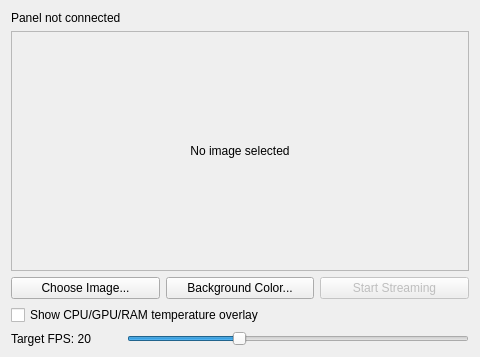
Old version of the form ThermaltakeAIOTab.ui in the repository annoyingprompt24/OpenRGBThermaltakeAIOPlugin.
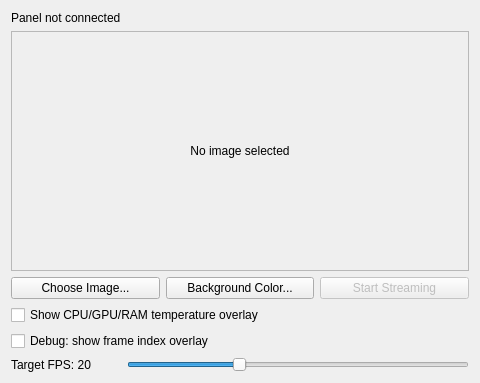
New version of the form.

Commit message: encode JPEG with 4:4:4 chroma subsampling, add debug frame-index overlay

Diff of the .ui file:
```diff
--- a/ThermaltakeAIOTab.ui
+++ b/ThermaltakeAIOTab.ui
@@ -75,6 +75,16 @@
      </property>
     </widget>
    </item>
+   <item>
+    <widget class="QCheckBox" name="debug_frame_index_checkbox">
+     <property name="toolTip">
+      <string>Draws "Frame i/N" on every sent frame -- useful with a slowed-down Target FPS to pinpoint exactly which frame(s) glitch on hardware</string>
+     </property>
+     <property name="text">
+      <string>Debug: show frame index overlay</string>
+     </property>
+    </widget>
+   </item>
    <item>
     <layout class="QHBoxLayout" name="fpsLayout">
      <item>
```
The commit also changes 5 other files.
